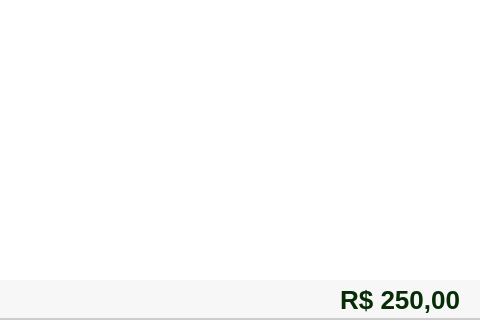
andrersp/controleEstoque, file controle_estoque/UI_Files/movConta.ui: the form before one commit; both pictures show x 520 to 1000 and y 180 to 500 of the 1000 by 500 pixel window.
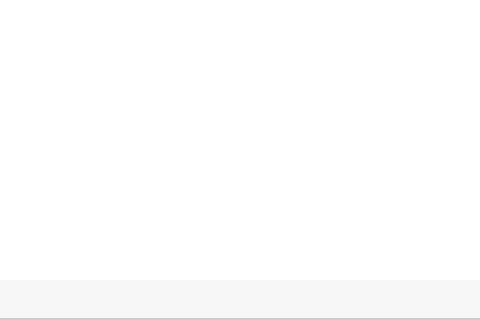
The form after the commit. Icons and pictures are not drawn.

```diff
--- a/controle_estoque/UI_Files/movConta.ui
+++ b/controle_estoque/UI_Files/movConta.ui
@@ -1036,7 +1036,7 @@
 }</string>
      </property>
      <property name="text">
-      <string>R$ 250,00</string>
+      <string/>
      </property>
      <property name="alignment">
       <set>Qt::AlignRight|Qt::AlignTrailing|Qt::AlignVCenter</set>
```
Left out of the diff: 4 changed lines with no effect on the pictures.
